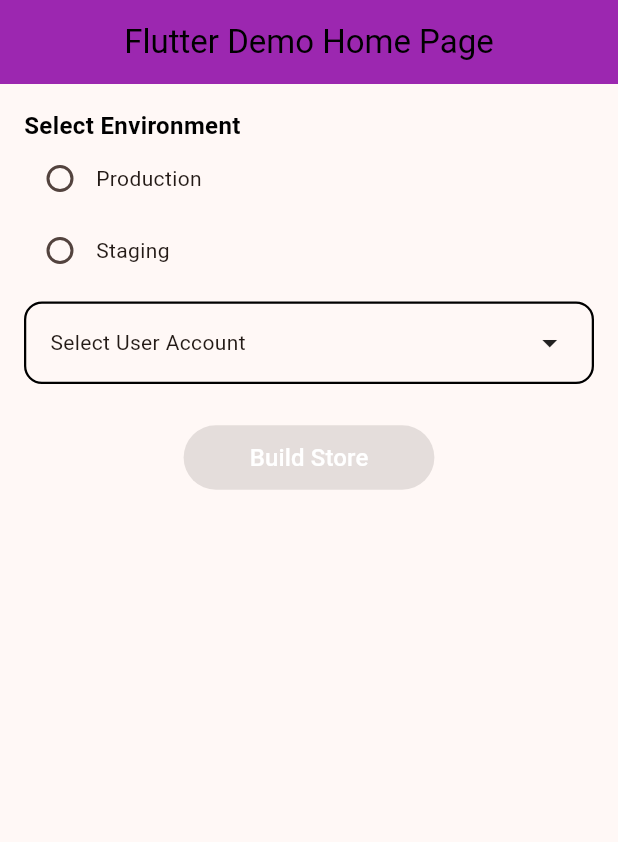
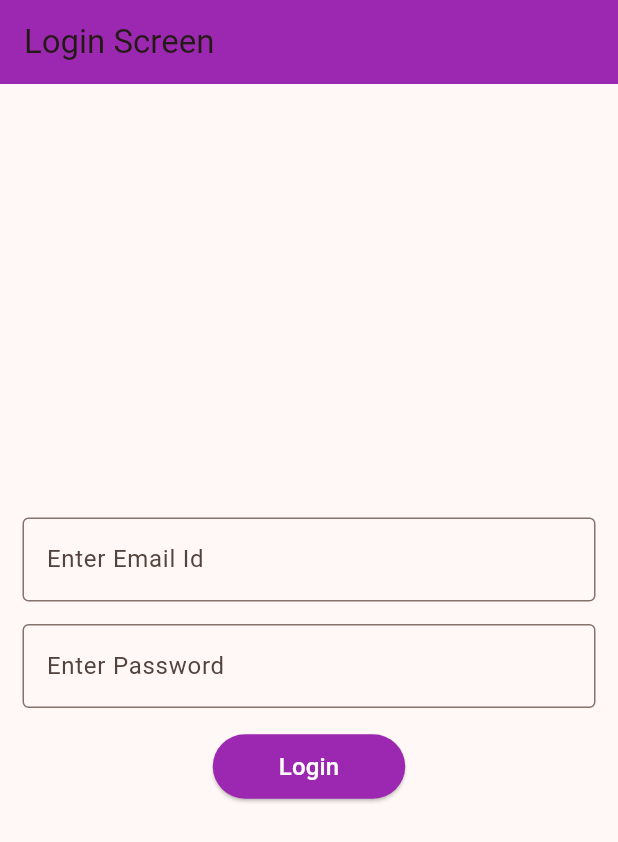
Before and after one commit to HemThakare/flutter_demo_project, a Flutter app: the screen it shows after launch, on a phone screen of 412 x 824 dp. Shown: the top 842 px of the screen. Run offline on Flutter 3.47's test engine with Material 3 defaults, Android fonts, the phone set to English and light mode, and no system bars; our stand-ins replace get.

Commit message:
Added login screen. Segregated pages created packages and login controller

```diff
--- a/lib/main.dart
+++ b/lib/main.dart
@@ -1,6 +1,8 @@
-import 'dart:ffi';
-
+import 'package:first_first_project/res/routes/routes.dart';
+import 'package:first_first_project/src/screens/login_screen.dart';
+import 'package:first_first_project/src/screens/user_screen.dart';
 import 'package:flutter/material.dart';
+import 'package:get/get.dart';
 
 void main() {
   runApp(const MyApp());
@@ -12,18 +14,19 @@ class MyApp extends StatelessWidget {
   // This widget is the root of your application.
   @override
   Widget build(BuildContext context) {
-    return MaterialApp(
+    return GetMaterialApp(
       title: 'Flutter Demo',
       theme: ThemeData(
         colorScheme: ColorScheme.fromSeed(seedColor: Colors.brown),
         useMaterial3: true,
       ),
-      home: const MyHomePage(title: 'Flutter Demo Home Page'),
+      home: const LoginScreen(),
+      getPages: Routes.appRoutes(),
     );
   }
 }
 
-class MyHomePage extends StatefulWidget {
+/*class MyHomePage extends StatefulWidget {
   const MyHomePage({super.key, required this.title});
 
   final String title;
@@ -267,4 +270,4 @@ class _CustomDropdownState extends State<CustomDropdown> {
     _overlayEntry?.remove();
     super.dispose();
   }
-}
+}*/
--- /dev/null
+++ b/lib/res/routes/routes.dart
@@ -0,0 +1,19 @@
+import 'package:first_first_project/res/routes/routes_name.dart';
+import 'package:first_first_project/src/screens/login_screen.dart';
+import 'package:first_first_project/src/screens/user_screen.dart';
+import 'package:get/get_navigation/get_navigation.dart';
+
+class Routes {
+  static appRoutes() => [
+        GetPage(
+            name: RoutesName.LOGIN_SCREEN,
+            page: () => const LoginScreen(),
+            transitionDuration: const Duration(milliseconds: 250),
+            transition: Transition.rightToLeftWithFade),
+        GetPage(
+            name: RoutesName.USER_SCREEN,
+            page: () => const UserScreen(title: 'Flutter App'),
+            transitionDuration: const Duration(milliseconds: 250),
+            transition: Transition.rightToLeftWithFade)
+      ];
+}
--- /dev/null
+++ b/lib/res/routes/routes_name.dart
@@ -0,0 +1,7 @@
+class RoutesName {
+  static const String LOGIN_SCREEN = '/';
+
+  static const String USER_SCREEN = '/user_screen';
+
+  static const String GRiD_SCREEN = '/grid_screen';
+}
--- /dev/null
+++ b/lib/src/controller/LoginController.dart
@@ -0,0 +1,11 @@
+import 'package:first_first_project/main.dart';
+import 'package:flutter/cupertino.dart';
+import 'package:get/get.dart';
+
+class LoginController extends GetxController {
+  final emailController = TextEditingController().obs;
+  final passWordController = TextEditingController().obs;
+
+  final emailFocusNode = FocusNode().obs;
+  final passwordFocusNode = FocusNode().obs;
+}
--- /dev/null
+++ b/lib/src/screens/login_screen.dart
@@ -0,0 +1,77 @@
+import 'package:first_first_project/res/routes/routes.dart';
+import 'package:first_first_project/res/routes/routes_name.dart';
+import 'package:first_first_project/src/controller/LoginController.dart';
+import 'package:flutter/material.dart';
+import 'package:get/get.dart';
+
+class LoginScreen extends StatefulWidget {
+  const LoginScreen({super.key});
+
+  @override
+  State<LoginScreen> createState() => _LoginScreenState();
+}
+
+class _LoginScreenState extends State<LoginScreen> {
+  final loginController = Get.put(LoginController());
+
+  @override
+  Widget build(BuildContext context) {
+    return Scaffold(
+      appBar: AppBar(
+        title: const Text('Login Screen'),
+        backgroundColor: Colors.purple,
+      ),
+      body: Center(
+        child: Padding(
+          padding: const EdgeInsets.all(15),
+          child: Column(
+            mainAxisAlignment: MainAxisAlignment.center,
+            children: [
+              TextFormField(
+                controller: loginController.emailController.value,
+                focusNode: loginController.emailFocusNode.value,
+                decoration: const InputDecoration(
+                  hintText: "Enter Email Id",
+                  border: OutlineInputBorder(),
+                ),
+              ),
+              const SizedBox(
+                height: 15,
+              ),
+              TextFormField(
+                controller: loginController.passWordController.value,
+                focusNode: loginController.passwordFocusNode.value,
+                decoration: const InputDecoration(
+                  hintText: "Enter Password",
+                  border: OutlineInputBorder(),
+                ),
+                obscureText: true,
+              ),
+              const SizedBox(
+                height: 15,
+              ),
+              Center(
+                child: ElevatedButton(
+                  style: ElevatedButton.styleFrom(
+                    backgroundColor: Colors.purple, // Background color
+                  ),
+                  onPressed: () {
+                    // Action to perform when the button is pressed
+                    Get.toNamed(RoutesName.USER_SCREEN);
+                  },
+                  child: const Padding(
+                    padding: EdgeInsets.symmetric(vertical: 10, horizontal: 20),
+                    child: Text(
+                      'Login',
+                      style: TextStyle(color: Colors.white, fontSize: 16),
+                    ),
+                  ),
+                ),
+              ),
+            ],
+          ),
+        ),
+      ),
+    );
+  }
+}
--- a/pubspec.yaml
+++ b/pubspec.yaml
@@ -30,6 +30,8 @@ environment:
 dependencies:
   flutter:
     sdk: flutter
+
+  get:
 
 
   # The following adds the Cupertino Icons font to your application.
```
Also changed, not shown: lib/src/reusable_widgets/custom_dropdown.dart (added, +130 -0 lines), lib/src/screens/user_screen.dart (added, +124 -0 lines), pubspec.lock.
